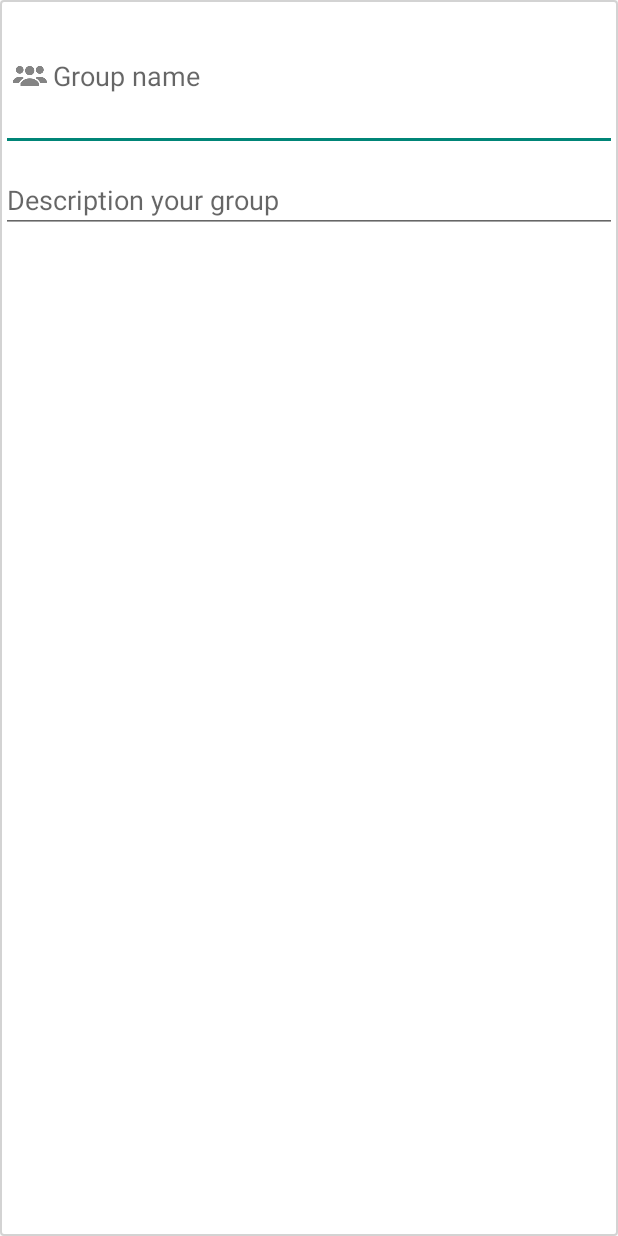
After one commit to DiForest/BusinessCardPlanner, an Android app: the layout activity_new_group.xml on its own in the app's theme, with its tools: preview values and no code run, on a phone screen of 412 x 824 dp. The commit adds this screen. Run offline under Robolectric (Android 15) with nearby library versions, the phone set to English and light mode, and no system bars.

Commit message:
added group module
group table not found. logic error. should only one database helper.

```diff
--- a/app/src/main/java/sam/businesscardplanner/BusinessCard/AddNewCardActivity.java
+++ b/app/src/main/java/sam/businesscardplanner/BusinessCard/AddNewCardActivity.java
@@ -15,10 +15,10 @@ import android.view.MenuItem;
 import android.view.View;
 import android.widget.EditText;
 import android.widget.ImageView;
-import android.widget.TextView;
 
 import java.io.ByteArrayOutputStream;
 
+import sam.businesscardplanner.DatabaseHandler.CardsDatabaseHandler;
 import sam.businesscardplanner.R;
 
 /**
@@ -36,7 +36,6 @@ public class AddNewCardActivity extends AppCompatActivity {
     EditText workPhoneEditText;
     EditText workAddressEditText;
     EditText workWebsiteEditText;
-    TextView groupEditText;
 
     private static final int CAMERA_REQUEST = 1;
     private static final int PICK_FROM_GALLERY = 2;
@@ -59,7 +58,6 @@ public class AddNewCardActivity extends AppCompatActivity {
         workAddressEditText = (EditText) findViewById(R.id.address_company_label);
         workPhoneEditText = (EditText) findViewById(R.id.phone_company_label);
         workWebsiteEditText = (EditText) findViewById(R.id.web_company_label);
-        groupEditText = (TextView) findViewById(R.id.group_tag);
 
         imageImageView.setOnClickListener(new View.OnClickListener() {
             @Override
@@ -128,7 +126,6 @@ public class AddNewCardActivity extends AppCompatActivity {
         String workAddress = workAddressEditText.getText().toString();
         String workPhone = workPhoneEditText.getText().toString();
         String workWebsite = workWebsiteEditText.getText().toString();
-        String group = "nope";
         CardsDatabaseHandler mdb = null;
 
         BusinessCard businessCard = new BusinessCard();
@@ -141,7 +138,6 @@ public class AddNewCardActivity extends AppCompatActivity {
         businessCard.set_workPhone(workPhone);
         businessCard.set_workWebsite(workWebsite);
         businessCard.set_workAddress(workAddress);
-        businessCard.set_category(group);
 
         /*
         imageImageView.buildDrawingCache();
--- a/app/src/main/java/sam/businesscardplanner/BusinessCard/BusinessCardProfile.java
+++ b/app/src/main/java/sam/businesscardplanner/BusinessCard/BusinessCardProfile.java
@@ -8,6 +8,7 @@ import android.view.View;
 import android.widget.ImageView;
 import android.widget.TextView;
 
+import sam.businesscardplanner.DatabaseHandler.CardsDatabaseHandler;
 import sam.businesscardplanner.R;
 
 /**
--- a/app/src/main/java/sam/businesscardplanner/BusinessCard/BusinessCardsFragment.java
+++ b/app/src/main/java/sam/businesscardplanner/BusinessCard/BusinessCardsFragment.java
@@ -15,6 +15,7 @@ import android.widget.Toast;
 
 import java.util.List;
 
+import sam.businesscardplanner.DatabaseHandler.CardsDatabaseHandler;
 import sam.businesscardplanner.R;
 
 /**
--- a/app/src/main/java/sam/businesscardplanner/BusinessGroup/GroupsFragment.java
+++ b/app/src/main/java/sam/businesscardplanner/BusinessGroup/GroupsFragment.java
@@ -14,6 +14,7 @@ import android.widget.ListView;
 
 import java.util.List;
 
+import sam.businesscardplanner.DatabaseHandler.GroupsDatabaseHandler;
 import sam.businesscardplanner.R;
 
 /**
@@ -28,7 +29,7 @@ public class GroupsFragment extends Fragment {
                              Bundle savedInstanceState) {
         // Inflate the layout for this fragment
         setHasOptionsMenu(true);
-        return inflater.inflate(R.layout.activity_schedule, container, false);
+        return inflater.inflate(R.layout.fragment_groups, container, false);
     }
 
     public void onActivityCreated(Bundle savedInstanceState){
--- a/app/src/main/java/sam/businesscardplanner/MainActivity.java
+++ b/app/src/main/java/sam/businesscardplanner/MainActivity.java
@@ -44,7 +44,8 @@ public class MainActivity extends AppCompatActivity {
         //setup the content in the nav drawer
         setUpNavDrawerContent(mNavigationView);
 
-
+        Menu menu= mNavigationView.getMenu();
+        selectDrawerItem(menu.getItem(0));
     }
 
     @Override
--- a/app/src/main/res/drawable/round_corner.xml
+++ b/app/src/main/res/drawable/round_corner.xml
@@ -12,6 +12,6 @@
         android:right="1dp"
         android:top="1dp" />
 
-    <corners android:radius="5dp" />
+    <corners android:radius="2dp" />
 
 </shape>
--- /dev/null
+++ b/app/src/main/res/layout/activity_new_group.xml
@@ -0,0 +1,36 @@
+<?xml version="1.0" encoding="utf-8"?>
+<LinearLayout xmlns:android="http://schemas.android.com/apk/res/android"
+    android:orientation="vertical"
+    android:layout_width="match_parent"
+    android:layout_height="match_parent">
+
+    <LinearLayout
+        android:layout_width="match_parent"
+        android:layout_height="match_parent"
+        android:orientation="vertical"
+        android:background="@drawable/round_corner">
+
+    <EditText
+        android:id="@+id/edit_group_name"
+        android:layout_height="100dip"
+        android:layout_width="match_parent"
+        android:paddingTop="20dip"
+        android:paddingBottom="20dip"
+        android:paddingRight="5dip"
+        android:layout_marginBottom="10dip"
+        android:drawableLeft="@drawable/ic_group_grey"
+        android:hint="@string/groupName"/>
+
+    <EditText
+        android:id="@+id/edit_group_description"
+        android:hint="@string/groupDescription"
+        android:layout_width="match_parent"
+        android:layout_height="wrap_content"
+        android:paddingTop="10dip"
+        android:paddingBottom="10dip"
+        android:paddingRight="5dip"/>
+
+    </LinearLayout>
+
+
+</LinearLayout>
--- a/app/src/main/res/values/strings.xml
+++ b/app/src/main/res/values/strings.xml
@@ -18,4 +18,7 @@
     <string name="email">email</string>
 
     <string name="member">Member</string>
+
+    <string name="groupName">Group name</string>
+    <string name="groupDescription">Description your group</string>
 </resources>
```
Also changed, not shown: app/src/main/java/sam/businesscardplanner/BusinessGroup/AddNewGroupMemberActivity.java (added, +7 -0 lines), app/src/main/java/sam/businesscardplanner/BusinessGroup/AddNewGroupsActivity.java (+85 -4 lines), app/src/main/java/sam/businesscardplanner/BusinessGroup/GroupMemberListAdapter.java (added, +49 -0 lines), app/src/main/java/sam/businesscardplanner/BusinessGroup/GroupsPeopleDatabaseHandler.java (deleted, +0 -7 lines), app/src/main/java/sam/businesscardplanner/BusinessGroup/GroupsProfile.java (+19 -0 lines), app/src/main/java/sam/businesscardplanner/DatabaseHandler/CardsDatabaseHandler.java (renamed from app/src/main/java/sam/businesscardplanner/BusinessCard/CardsDatabaseHandler.java, +12 -13 lines), app/src/main/java/sam/businesscardplanner/DatabaseHandler/GroupsDatabaseHandler.java (renamed from app/src/main/java/sam/businesscardplanner/BusinessGroup/GroupsDatabaseHandler.java, +7 -5 lines), app/src/main/java/sam/businesscardplanner/DatabaseHandler/GroupsPeopleDatabaseHandler.java (added, +67 -0 lines), app/src/main/res/layout/activity_new_card.xml (+0 -12 lines), app/src/main/res/layout/groups_profile_member_list.xml (added, +35 -0 lines).
